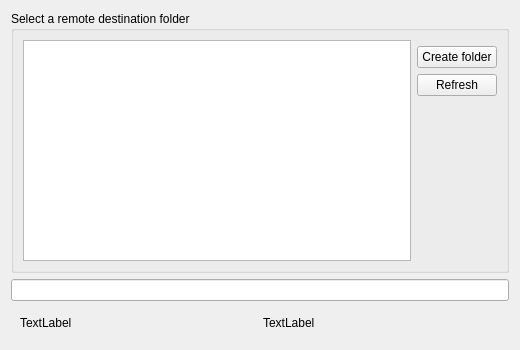
This is src/gui/folderwizardtargetpage.ui in nextcloud/desktop as Qt 5 draws it before an edit. The edited form follows.
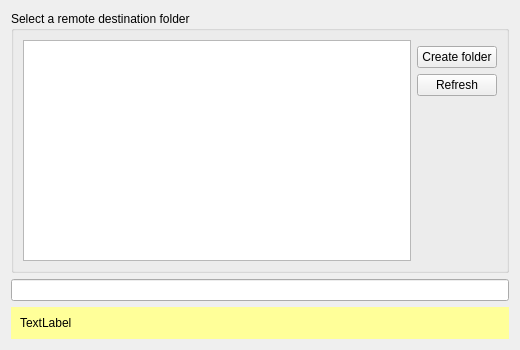
This is the edited form.

What changed in the file:
```diff
--- a/src/gui/folderwizardtargetpage.ui
+++ b/src/gui/folderwizardtargetpage.ui
@@ -19,6 +19,70 @@
    </item>
    <item row="2" column="0">
     <widget class="QFrame" name="warnFrame">
+     <property name="palette">
+      <palette>
+       <active>
+        <colorrole role="Base">
+         <brush brushstyle="SolidPattern">
+          <color alpha="255">
+           <red>255</red>
+           <green>255</green>
+           <blue>255</blue>
+          </color>
+         </brush>
+        </colorrole>
+        <colorrole role="Window">
+         <brush brushstyle="SolidPattern">
+          <color alpha="255">
+           <red>255</red>
+           <green>255</green>
+           <blue>153</blue>
+          </color>
+         </brush>
+        </colorrole>
+       </active>
+       <inactive>
+        <colorrole role="Base">
+         <brush brushstyle="SolidPattern">
+          <color alpha="255">
+           <red>255</red>
+           <green>255</green>
+           <blue>255</blue>
+          </color>
+         </brush>
+        </colorrole>
+        <colorrole role="Window">
+         <brush brushstyle="SolidPattern">
+          <color alpha="255">
+           <red>255</red>
+           <green>255</green>
+           <blue>153</blue>
+          </color>
+         </brush>
+        </colorrole>
+       </inactive>
+       <disabled>
+        <colorrole role="Base">
+         <brush brushstyle="SolidPattern">
+          <color alpha="255">
+           <red>255</red>
+           <green>255</green>
+           <blue>153</blue>
+          </color>
+         </brush>
+        </colorrole>
+        <colorrole role="Window">
+         <brush brushstyle="SolidPattern">
+          <color alpha="255">
+           <red>255</red>
+           <green>255</green>
+           <blue>153</blue>
+          </color>
+         </brush>
+        </colorrole>
+       </disabled>
+      </palette>
+     </property>
      <property name="autoFillBackground">
       <bool>true</bool>
      </property>
@@ -30,17 +94,7 @@
      </property>
      <layout class="QGridLayout" name="gridLayout_5">
       <item row="0" column="0">
-       <layout class="QHBoxLayout" name="horizontalLayout_4">
-        <item>
-         <widget class="QLabel" name="infoLabel">
-          <property name="text">
-           <string notr="true">TextLabel</string>
-          </property>
-          <property name="wordWrap">
-           <bool>true</bool>
-          </property>
-         </widget>
-        </item>
+       <layout class="QHBoxLayout" name="horizontalLayout">
         <item>
          <widget class="QLabel" name="warnLabel">
           <property name="autoFillBackground">
```
Left out of the diff: 12 changed lines with no effect on the pictures.
